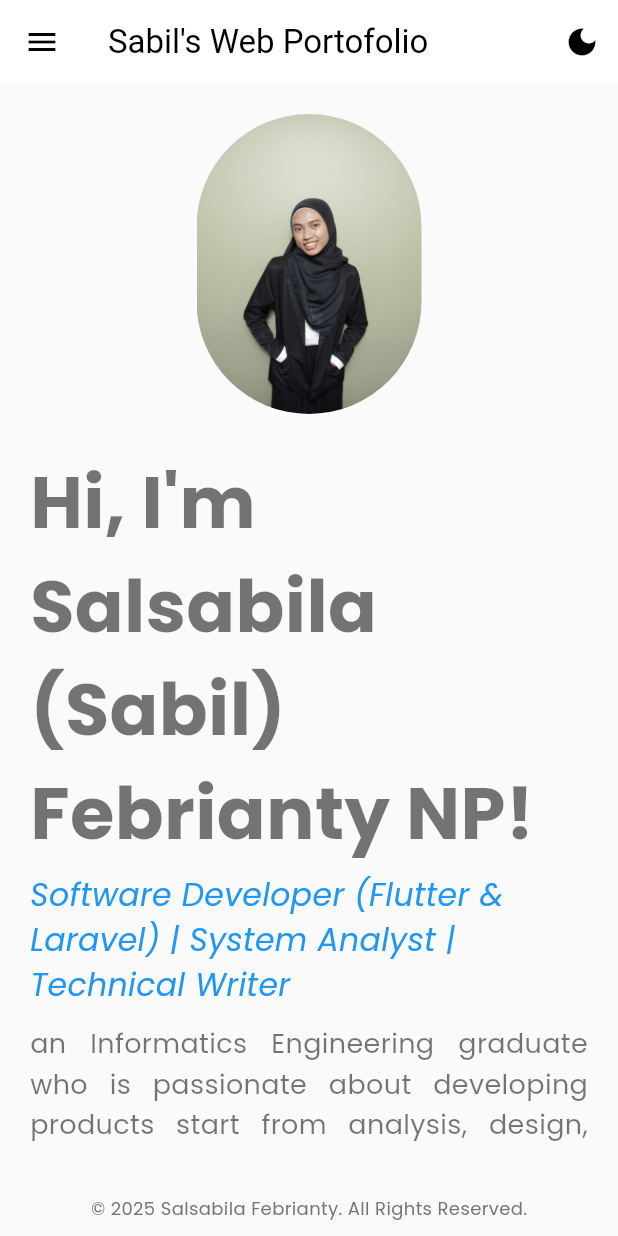
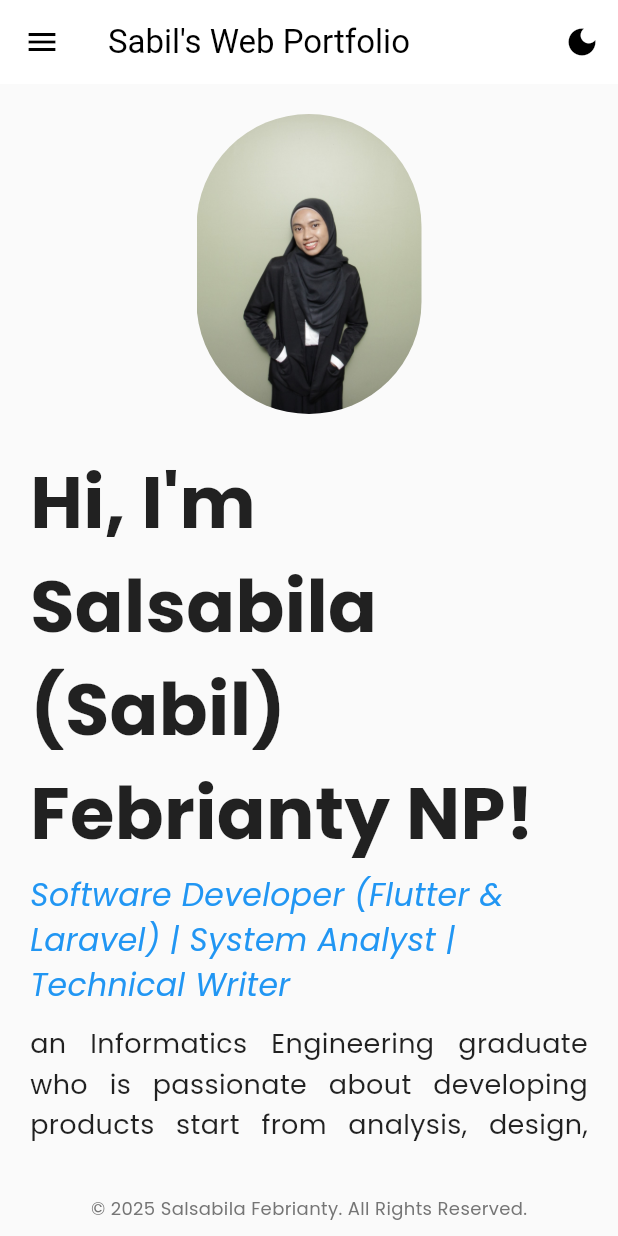
Before and after one commit to salsabilafnp/salsabilafnp.github.io, a Flutter app: the screen it shows after launch, on a phone screen of 412 x 824 dp. Run offline on Flutter 3.47's test engine with Material 3 defaults, Android fonts, the phone set to English and light mode, and no system bars; our stand-ins replace font_awesome_flutter, google_fonts, shared_preferences; missing offline and left inert: flutter_bullet_list.

Commit message:
update theme & app icon

```diff
--- a/lib/data/portofolio_data.dart
+++ b/lib/data/portofolio_data.dart
@@ -51,6 +51,10 @@ class PortfolioData {
           label: 'Example Splitted Bill',
           url:
               'https://drive.google.com/file/d/1oUUFXwIhgtp1xUfsyi4gbTiFrLaFOwzv/view?usp=drive_link',
+        ),
+        ProjectLink(
+          label: 'Live App',
+          url: 'https://bagi-bon.vercel.app/',
         ),
       ],
     ),
--- a/lib/utils/dictionary.dart
+++ b/lib/utils/dictionary.dart
@@ -1,6 +1,6 @@
 class Dictionary {
   // menu
-  static const String webTitle = 'Sabil\'s Web Portofolio';
+  static const String webTitle = 'Sabil\'s Web Portfolio';
   static const String menu = 'Menu';
   static const String about = 'About Me';
   static const String resume = 'Resume';
--- a/lib/utils/theme.dart
+++ b/lib/utils/theme.dart
@@ -26,8 +26,8 @@ class AppThemes {
     // text
     textTheme: GoogleFonts.poppinsTextTheme(
       const TextTheme(
-        bodyLarge: TextStyle(color: Colors.black87),
-        bodyMedium: TextStyle(color: Colors.black54),
+        bodyLarge: TextStyle(color: Colors.black),
+        bodyMedium: TextStyle(color: Colors.black87),
       ),
     ),
     // icon
```
Also changed, not shown: pubspec.yaml (+7 -11 lines), assets/logos/sabil-logo.png (added), pubspec.lock, 7 other files.
